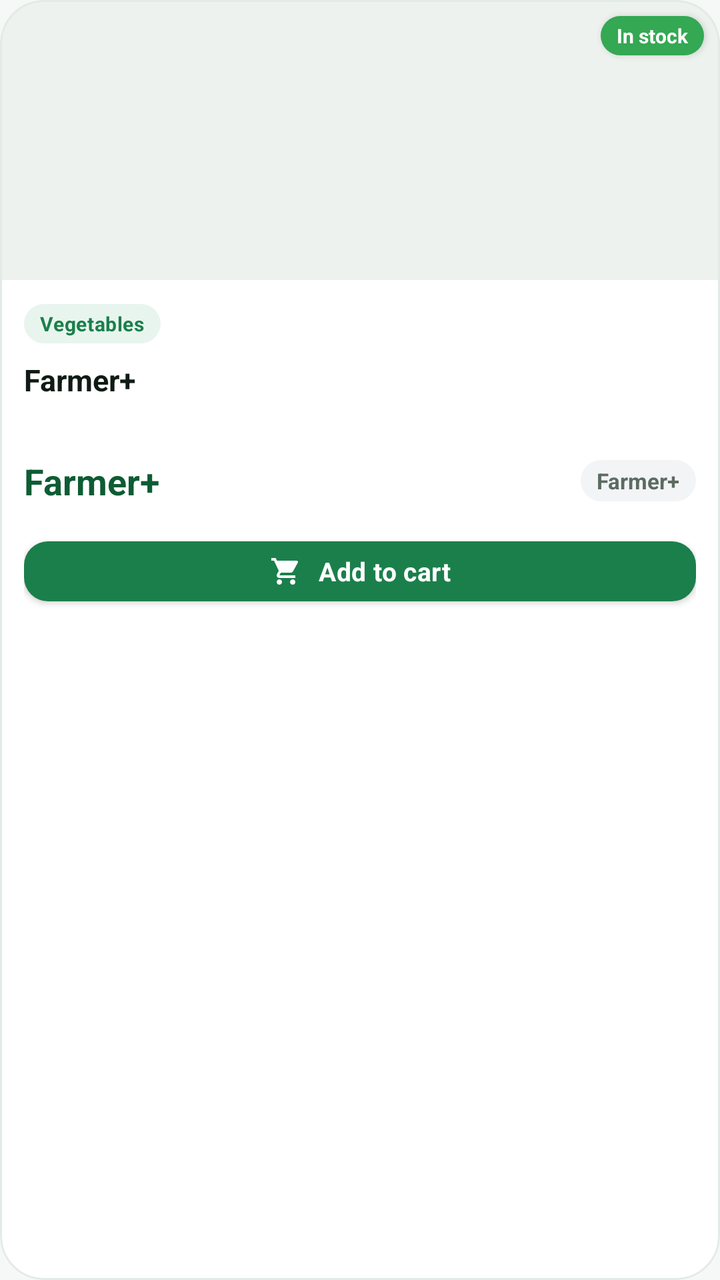
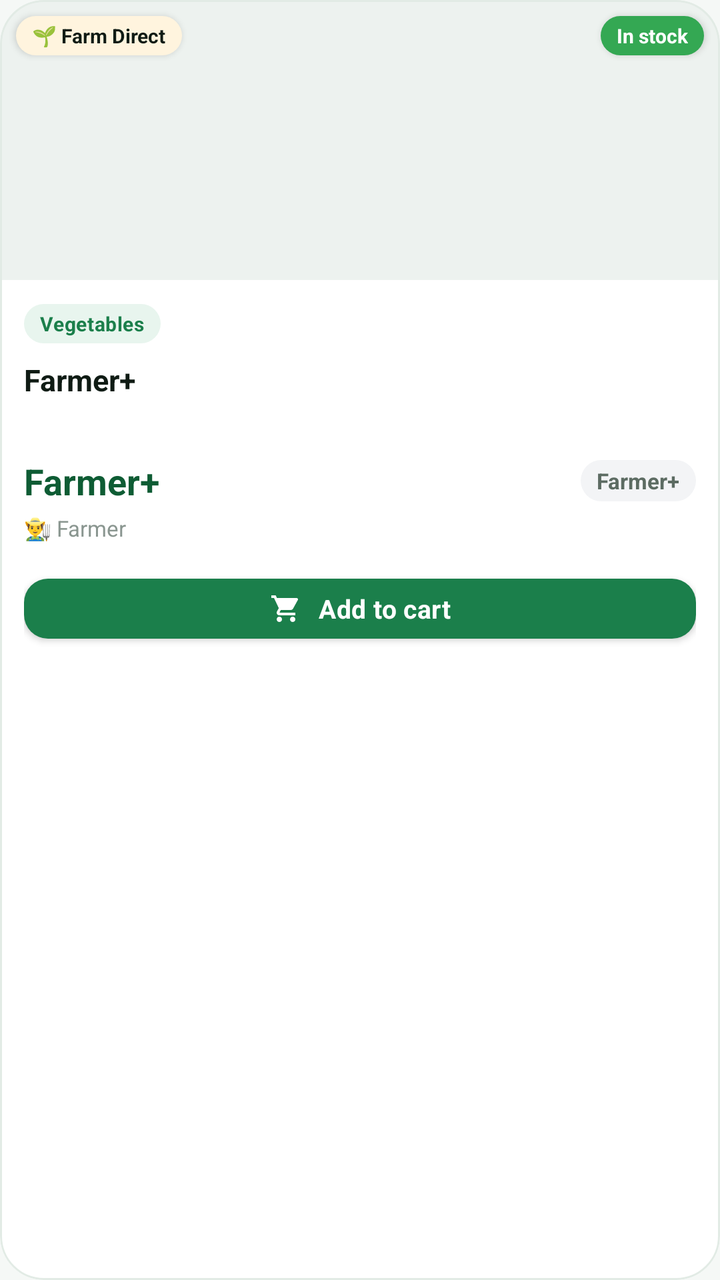

Before-and-after screenshots of an Android layout around one commit, followed by the original layout XML and the change that was made.
<!-- AndroidManifest.xml: application theme Theme.farmer -->
<!-- res/layout/item_product.xml -->
<?xml version="1.0" encoding="utf-8"?>
<com.google.android.material.card.MaterialCardView
    xmlns:android="http://schemas.android.com/apk/res/android"
    xmlns:app="http://schemas.android.com/apk/res-auto"
    android:layout_width="match_parent"
    android:layout_height="wrap_content"
    android:layout_margin="@dimen/space_xs"
    android:clickable="true"
    android:focusable="true"
    app:cardBackgroundColor="@color/surface"
    app:cardCornerRadius="@dimen/radius_lg"
    app:cardElevation="0dp"
    app:strokeColor="@color/border"
    app:strokeWidth="1dp">

    <LinearLayout
        android:layout_width="match_parent"
        android:layout_height="wrap_content"
        android:orientation="vertical">

        
        <FrameLayout
            android:layout_width="match_parent"
            android:layout_height="140dp">

            <ImageView
                android:id="@+id/product_image"
                android:layout_width="match_parent"
                android:layout_height="match_parent"
                android:background="@color/surface_muted"
                android:contentDescription="@string/products"
                android:scaleType="centerCrop" />

            <TextView
                android:layout_width="wrap_content"
                android:layout_height="wrap_content"
                android:layout_gravity="top|end"
                android:layout_marginTop="@dimen/space_sm"
                android:layout_marginEnd="@dimen/space_sm"
                android:background="@drawable/bg_badge_in_stock"
                android:elevation="2dp"
                android:paddingStart="@dimen/space_sm"
                android:paddingTop="3dp"
                android:paddingEnd="@dimen/space_sm"
                android:paddingBottom="3dp"
                android:text="@string/in_stock"
                android:textColor="@color/text_on_primary"
                android:textSize="10sp"
                android:textStyle="bold" />

        </FrameLayout>

        
        <LinearLayout
            android:layout_width="match_parent"
            android:layout_height="wrap_content"
            android:orientation="vertical"
            android:padding="@dimen/space_md">

            <TextView
                android:id="@+id/product_category"
                android:layout_width="wrap_content"
                android:layout_height="wrap_content"
                android:background="@drawable/bg_pill_primary"
                android:letterSpacing="0.02"
                android:paddingStart="@dimen/space_sm"
                android:paddingTop="3dp"
                android:paddingEnd="@dimen/space_sm"
                android:paddingBottom="3dp"
                android:text="@string/category_vegetables"
                android:textColor="@color/primary"
                android:textSize="10sp"
                android:textStyle="bold" />

            <TextView
                android:id="@+id/product_name"
                android:layout_width="match_parent"
                android:layout_height="wrap_content"
                android:layout_marginTop="@dimen/space_sm"
                android:ellipsize="end"
                android:lineSpacingMultiplier="1.15"
                android:maxLines="2"
                android:minLines="2"
                android:text="@string/app_name"
                android:textColor="@color/text_primary"
                android:textSize="15sp"
                android:textStyle="bold" />

            <LinearLayout
                android:layout_width="match_parent"
                android:layout_height="wrap_content"
                android:layout_marginTop="@dimen/space_sm"
                android:gravity="center_vertical"
                android:orientation="horizontal">

                <TextView
                    android:id="@+id/product_price"
                    android:layout_width="wrap_content"
                    android:layout_height="wrap_content"
                    android:text="@string/app_name"
                    android:textColor="@color/primary_dark"
                    android:textSize="18sp"
                    android:textStyle="bold" />

                <View
                    android:layout_width="0dp"
                    android:layout_height="1dp"
                    android:layout_weight="1" />

                <TextView
                    android:id="@+id/product_quantity"
                    android:layout_width="wrap_content"
                    android:layout_height="wrap_content"
                    android:background="@drawable/bg_qty_pill"
                    android:paddingStart="@dimen/space_sm"
                    android:paddingTop="3dp"
                    android:paddingEnd="@dimen/space_sm"
                    android:paddingBottom="3dp"
                    android:text="@string/app_name"
                    android:textColor="@color/text_secondary"
                    android:textSize="11sp"
                    android:textStyle="bold" />

            </LinearLayout>

            <com.google.android.material.button.MaterialButton
                android:id="@+id/btn_add_to_cart"
                style="@style/Widget.Farmer.Button.Primary"
                android:layout_width="match_parent"
                android:layout_height="42dp"
                android:layout_marginTop="@dimen/space_md"
                android:text="@string/add_to_cart"
                android:textSize="13sp"
                app:cornerRadius="@dimen/radius_sm"
                app:icon="@drawable/ic_cart"
                app:iconGravity="textStart"
                app:iconPadding="@dimen/space_sm"
                app:iconSize="16dp" />

        </LinearLayout>
    </LinearLayout>

</com.google.android.material.card.MaterialCardView>
<!-- resources referenced by this layout -->
<resources>
  <color name="border">#E2EBE5</color>
  <color name="primary">#1B7F4B</color>
  <color name="primary_dark">#0E5C34</color>
  <color name="surface">#FFFFFF</color>
  <color name="surface_muted">#EDF2EF</color>
  <color name="text_on_primary">#FFFFFF</color>
  <color name="text_primary">#0F1B14</color>
  <color name="text_secondary">#5C6B62</color>
  <dimen name="radius_lg">22dp</dimen>
  <dimen name="radius_sm">12dp</dimen>
  <dimen name="space_md">12dp</dimen>
  <dimen name="space_sm">8dp</dimen>
  <dimen name="space_xs">4dp</dimen>
  <!-- drawable bg_badge_in_stock (drawable) -->
  <?xml version="1.0" encoding="utf-8"?>
  <shape xmlns:android="http://schemas.android.com/apk/res/android"
      android:shape="rectangle">
      <solid android:color="#34A853" />
      <corners android:radius="50dp" />
  </shape>
  <!-- drawable bg_pill_primary (drawable) -->
  <?xml version="1.0" encoding="utf-8"?>
  <shape xmlns:android="http://schemas.android.com/apk/res/android"
      android:shape="rectangle">
      <solid android:color="@color/primary_surface" />
      <corners android:radius="@dimen/radius_pill" />
  </shape>
  <!-- drawable bg_qty_pill (drawable) -->
  <?xml version="1.0" encoding="utf-8"?>
  <shape xmlns:android="http://schemas.android.com/apk/res/android"
      android:shape="rectangle">
      <solid android:color="#F3F4F6" />
      <corners android:radius="50dp" />
  </shape>
  <string name="add_to_cart">Add to cart</string>
  <string name="app_name">Farmer+</string>
  <string name="category_vegetables">Vegetables</string>
  <string name="in_stock">In stock</string>
  <string name="products">Products</string>
  <style name="Theme.farmer" parent="Base.Theme.farmer">
      </style>
  <color name="primary_surface">#E8F5EE</color>
  <dimen name="radius_pill">999dp</dimen>
  <dimen name="button_height">56dp</dimen>
  <dimen name="radius_md">16dp</dimen>
  <color name="overlay_light">#1AFFFFFF</color>
  <color name="accent">#F5A623</color>
  <color name="accent_dark">#D88A0A</color>
  <color name="background">#F5F8F6</color>
  <style name="Widget.Farmer.BottomNav" parent="Widget.MaterialComponents.BottomNavigationView.Colored">
          <item name="itemIconTint">@color/selector_bottom_nav</item>
          <item name="itemTextColor">@color/selector_bottom_nav</item>
          <item name="itemActiveIndicatorStyle">@null</item>
          <item name="backgroundTint">@color/surface</item>
      </style>
  <!-- unchanged entries left out for length: 3 -->
</resources>

<!-- the commit's change to res/layout/item_product.xml (unified diff, before → after) -->
@@ -30,6 +30,24 @@
                 android:background="@color/surface_muted"
                 android:contentDescription="@string/products"
                 android:scaleType="centerCrop" />
+
+            <TextView
+                android:id="@+id/badge_farm_direct"
+                android:layout_width="wrap_content"
+                android:layout_height="wrap_content"
+                android:layout_gravity="top|start"
+                android:layout_marginTop="@dimen/space_sm"
+                android:layout_marginStart="@dimen/space_sm"
+                android:background="@drawable/bg_pill_accent"
+                android:elevation="2dp"
+                android:paddingStart="@dimen/space_sm"
+                android:paddingTop="3dp"
+                android:paddingEnd="@dimen/space_sm"
+                android:paddingBottom="3dp"
+                android:text="🌱 Farm Direct"
+                android:textColor="@color/text_primary"
+                android:textSize="10sp"
+                android:textStyle="bold" />
 
             <TextView
                 android:layout_width="wrap_content"
@@ -123,6 +141,17 @@
 
             </LinearLayout>
 
+            <TextView
+                android:id="@+id/product_farmer_name"
+                android:layout_width="match_parent"
+                android:layout_height="wrap_content"
+                android:layout_marginTop="4dp"
+                android:ellipsize="end"
+                android:maxLines="1"
+                android:text="👨‍🌾 Farmer"
+                android:textColor="@color/text_tertiary"
+                android:textSize="11sp" />
+
             <com.google.android.material.button.MaterialButton
                 android:id="@+id/btn_add_to_cart"
                 style="@style/Widget.Farmer.Button.Primary"
@@ -137,6 +166,21 @@
                 app:iconPadding="@dimen/space_sm"
                 app:iconSize="16dp" />
 
+            <com.google.android.material.button.MaterialButton
+                android:id="@+id/btn_contact_farmer"
+                style="@style/Widget.Farmer.Button.Secondary"
+                android:layout_width="match_parent"
+                android:layout_height="42dp"
+                android:layout_marginTop="@dimen/space_md"
+                android:text="@string/contact_farmer"
+                android:textSize="13sp"
+                android:visibility="gone"
+                app:cornerRadius="@dimen/radius_sm"
+                app:icon="@drawable/ic_chat"
+                app:iconGravity="textStart"
+                app:iconPadding="@dimen/space_sm"
+                app:iconSize="16dp" />
+
         </LinearLayout>
     </LinearLayout>
 
<!-- resource entries referenced after the edit -->
@@ -8,6 +8,7 @@
   <color name="text_on_primary">#FFFFFF</color>
   <color name="text_primary">#0F1B14</color>
   <color name="text_secondary">#5C6B62</color>
+  <color name="text_tertiary">#8A9690</color>
   <dimen name="radius_lg">22dp</dimen>
   <dimen name="radius_sm">12dp</dimen>
   <dimen name="space_md">12dp</dimen>
@@ -19,6 +20,13 @@
       android:shape="rectangle">
       <solid android:color="#34A853" />
       <corners android:radius="50dp" />
+  </shape>
+  <!-- drawable bg_pill_accent (drawable) -->
+  <?xml version="1.0" encoding="utf-8"?>
+  <shape xmlns:android="http://schemas.android.com/apk/res/android"
+      android:shape="rectangle">
+      <solid android:color="@color/accent_surface" />
+      <corners android:radius="@dimen/radius_pill" />
   </shape>
   <!-- drawable bg_pill_primary (drawable) -->
   <?xml version="1.0" encoding="utf-8"?>
@@ -34,13 +42,37 @@
       <solid android:color="#F3F4F6" />
       <corners android:radius="50dp" />
   </shape>
+  <!-- drawable ic_chat (drawable) -->
+  <?xml version="1.0" encoding="utf-8"?>
+  <vector xmlns:android="http://schemas.android.com/apk/res/android"
+      android:width="24dp"
+      android:height="24dp"
+      android:viewportWidth="24"
+      android:viewportHeight="24"
+      android:tint="@color/primary">
+      <path
+          android:fillColor="#FF000000"
+          android:pathData="M20,2H4C2.9,2 2,2.9 2,4v18l4,-4h14c1.1,0 2,-0.9 2,-2V4C22,2.9 21.1,2 20,2zM6,7h12v2H6V7zM6,11h12v2H6V11zM6,15h8v2H6V15z" />
+  </vector>
   <string name="add_to_cart">Add to cart</string>
   <string name="app_name">Farmer+</string>
   <string name="category_vegetables">Vegetables</string>
+  <string name="contact_farmer">Contact Farmer</string>
   <string name="in_stock">In stock</string>
   <string name="products">Products</string>
+  <style name="Widget.Farmer.Button.Secondary" parent="Widget.MaterialComponents.Button.OutlinedButton">
+          <item name="android:layout_height">@dimen/button_height</item>
+          <item name="android:textSize">16sp</item>
+          <item name="android:textStyle">bold</item>
+          <item name="android:textAllCaps">false</item>
+          <item name="android:textColor">@color/primary</item>
+          <item name="strokeColor">@color/primary</item>
+          <item name="strokeWidth">1.5dp</item>
+          <item name="cornerRadius">@dimen/radius_md</item>
+      </style>
   <style name="Theme.farmer" parent="Base.Theme.farmer">
       </style>
+  <color name="accent_surface">#FFF4DE</color>
   <color name="primary_surface">#E8F5EE</color>
   <dimen name="radius_pill">999dp</dimen>
   <dimen name="button_height">56dp</dimen>
